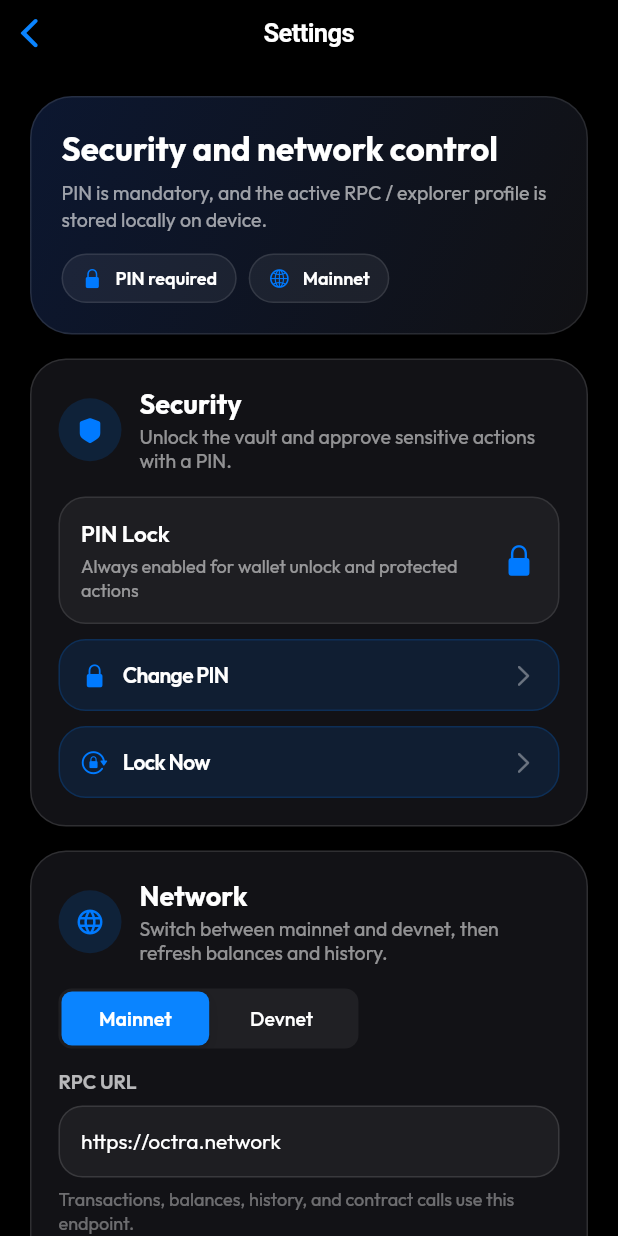
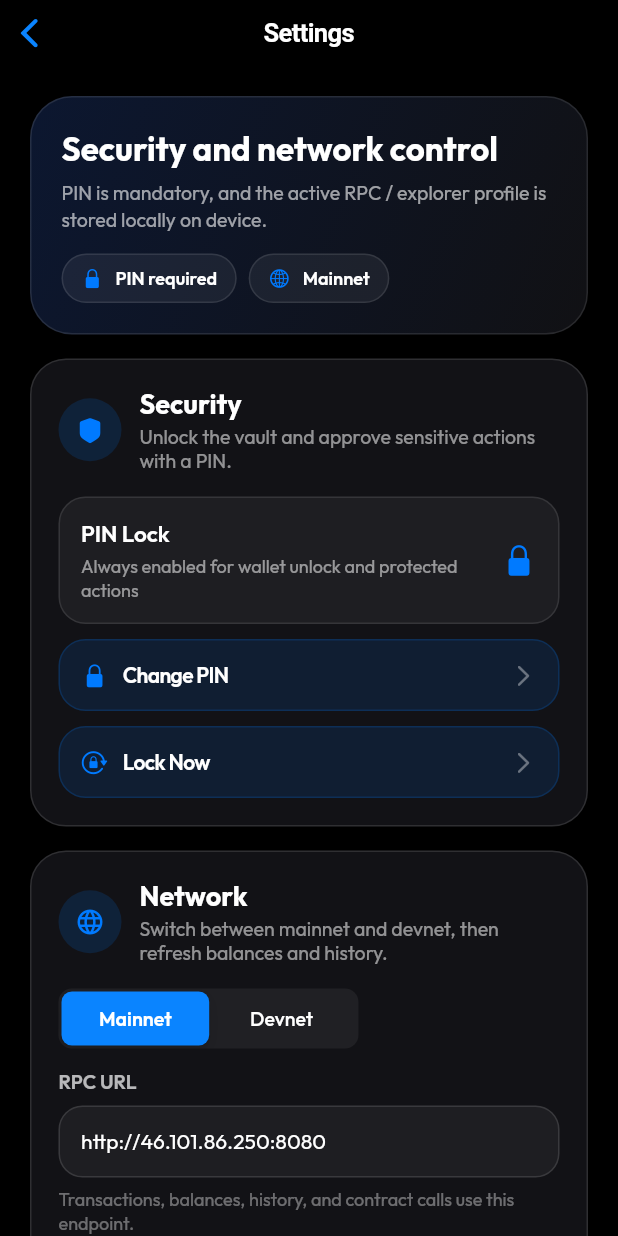
Before and after one commit to Xyntera/Octra-Wallet, a Flutter app: the SecuritySettingsPage screen opened directly, on a phone screen of 412 x 824 dp. Run offline on Flutter 3.47's test engine with Material 3 defaults, Android fonts, the phone set to English and light mode, and no system bars; our stand-ins replace fl_chart, flutter_animate, flutter_secure_storage, google_fonts, qr_flutter; missing offline and left inert: bip39, cryptography, dart:ffi, mobile_scanner; accounts and stored records are empty; network calls fail.

Commit message:
Align RPC defaults with webcli

```diff
--- a/lib/rpc.dart
+++ b/lib/rpc.dart
@@ -1,7 +1,7 @@
 import 'dart:convert';
 import 'package:http/http.dart' as http;
 
-const String kBaseUrl = 'https://octra.network';
+const String kBaseUrl = 'http://46.101.86.250:8080';
 const int kTimeoutSeconds = 10;
 const int kMicro = 1000000;
 
--- a/lib/wallet.dart
+++ b/lib/wallet.dart
@@ -21,9 +21,9 @@ import 'package:http/http.dart' as http;
 class WalletController extends ChangeNotifier {
   final _storage = const FlutterSecureStorage();
 
-  static const String _mainnetRpcUrl = kBaseUrl;
+  static const String _mainnetRpcUrl = 'http://46.101.86.250:8080';
   static const String _mainnetExplorerUrl = 'https://octrascan.io';
-  static const String _devnetRpcUrl = 'https://devnet.octra.com';
+  static const String _devnetRpcUrl = 'http://165.227.225.79:8080';
   static const String _devnetExplorerUrl = 'https://devnet.octrascan.io';
 
   // Security — sync cache populated during init(); async getters for legacy callers
```
